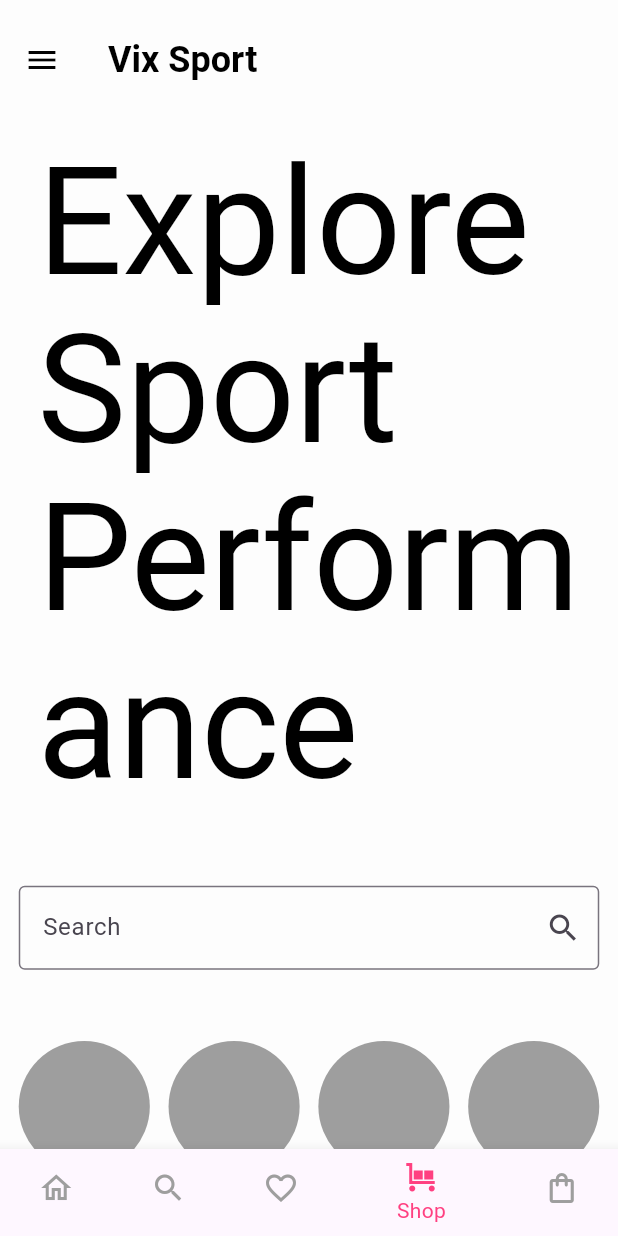
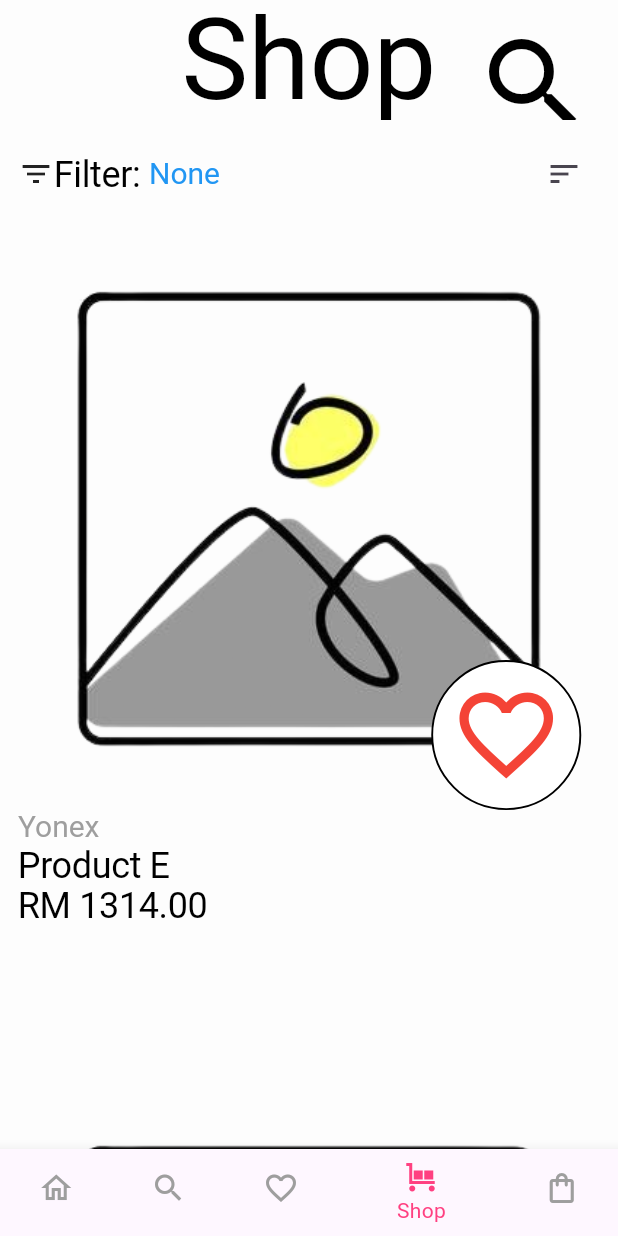
Before and after one commit to tamjh/BIM30603_project, a Flutter app: the HYMainScreen screen opened directly, item 4 of the bottom bar chosen, on a phone screen of 412 x 824 dp. Run offline on Flutter 3.47's test engine with Material 3 defaults, Android fonts, the phone set to English and light mode, and no system bars; our stand-ins replace dio, google_fonts; missing offline and left inert: bottom_sheet; Roboto replaces fonts that are missing (Tapestry).

Commit message:
shop page

```diff
--- a/lib/core/router/router.dart
+++ b/lib/core/router/router.dart
@@ -9,6 +9,7 @@ import 'package:project/ui/pages/payment/payment.dart';
 import 'package:project/ui/pages/register/register.dart';
 import 'package:project/ui/pages/search/search.dart';
 import 'package:project/ui/pages/shipping_info/shipping_info.dart';
+import 'package:project/ui/pages/shop/shop.dart';
 
 class HYRouter {
   static final String initialRoute = HYLogin.routeName;
@@ -24,6 +25,7 @@ class HYRouter {
     ShippingInfoScreen.routeName: (ctx) => ShippingInfoScreen(),
     EditAddress.routeName: (ctx) => EditAddress(),
     PaymentScreen.routeName: (ctx) => PaymentScreen(),
+    ShopScreen.routeName: (ctx) => ShopScreen()
   };
 
   static final RouteFactory generateRoute = (settings) => null;
--- a/lib/ui/pages/main/initialized.dart
+++ b/lib/ui/pages/main/initialized.dart
@@ -2,12 +2,13 @@ import 'package:flutter/material.dart';
 import 'package:project/ui/pages/cart/cart.dart';
 import 'package:project/ui/pages/home/home.dart';
 import 'package:project/ui/pages/search/search.dart';
+import 'package:project/ui/pages/shop/shop.dart';
 
 final List<Widget> pages = [
   HYHomeScreen(),
   SearchScreen(),
   HYHomeScreen(),
-  HYHomeScreen(),
+  ShopScreen(),
   CartScreen(),
 ];
 
--- /dev/null
+++ b/lib/ui/pages/shop/shop.dart
@@ -0,0 +1,27 @@
+import 'package:flutter/material.dart';
+import 'package:project/ui/pages/shop/shop_content.dart';
+import 'package:project/ui/shared/size_fit.dart';
+
+class ShopScreen extends StatelessWidget {
+  static final String routeName = "/shop";
+  const ShopScreen ({super.key});
+
+  @override
+  Widget build(BuildContext context) {
+    HYSizeFit.initialize();
+    return Scaffold(
+      appBar: AppBar(
+        title: Text("Shop", style: Theme.of(context).textTheme.displayLarge?.copyWith(fontSize: 60.px)),
+        centerTitle: true,
+        automaticallyImplyLeading: false,
+        actions: [
+          Padding(
+            padding: const EdgeInsets.all(8.0),
+            child: IconButton(onPressed: (){}, icon: Icon(Icons.search, size: 64.px,))
+          ),
+        ],
+      ),
+      body: ShopContent(),
+    );
+  }
+}
--- /dev/null
+++ b/lib/ui/pages/shop/shop_content.dart
@@ -0,0 +1,199 @@
+import 'package:bottom_sheet/bottom_sheet.dart';
+import 'package:flutter/material.dart';
+import 'package:project/ui/shared/size_fit.dart';
+
+class ShopContent extends StatefulWidget {
+  const ShopContent({super.key});
+
+  @override
+  _ShopContentState createState() => _ShopContentState();
+}
+
+class _ShopContentState extends State<ShopContent> {
+  String selectedFilter = "None";
+  String selectedSort = "None";
+
+  @override
+  Widget build(BuildContext context) {
+    final double _favRadius = 80.px;
+
+    return Column(
+      children: [
+        buildFilterSection(context),
+        Expanded(
+          child: Padding(
+            padding: const EdgeInsets.symmetric(horizontal: 12),
+            child: GridView.builder(
+              itemCount: 100,
+              gridDelegate: SliverGridDelegateWithMaxCrossAxisExtent(
+                maxCrossAxisExtent: 300.px,
+                mainAxisSpacing: 12.px,
+                crossAxisSpacing: 32.px,
+                childAspectRatio: 0.7,
+              ),
+              itemBuilder: (BuildContext ctx, int index) {
+                return buildItem(_favRadius, context);
+              },
+            ),
+          ),
+        ),
+      ],
+    );
+  }
+
+  Widget buildFilterSection(BuildContext ctx) {
+    return Padding(
+      padding: const EdgeInsets.all(12.0),
+      child: Row(
+        mainAxisAlignment: MainAxisAlignment.spaceBetween,
+        children: [
+          // Filter Button
+          Row(
+            children: [
+              Icon(Icons.filter_list),
+              Text(
+                "Filter: ",
+                style: Theme.of(ctx).textTheme.displayLarge,
+              ),
+
+            ],
+          ),
+          // Sort Button
+          Expanded(
+            child: Row(
+              mainAxisAlignment: MainAxisAlignment.spaceBetween,
+              children: [
+                Text(
+                  selectedSort,
+                  style: Theme.of(ctx).textTheme.displayMedium?.copyWith(color: Colors.blue),
+                ),
+                IconButton(
+                  icon: Icon(Icons.sort),
+                  onPressed: () {
+                    // Show Bottom Sheet for Sorting
+                    showFlexibleBottomSheet<void>(
+                      minHeight: 0.1,
+                      initHeight: 0.3,
+                      maxHeight: 0.5,
+                      context: ctx,
+                      builder: (context, scrollController, offset) {
+                        return _buildSortBottomSheet(context, scrollController);
+                      },
+                      anchors: [0.1, 0.3, 0.5],
+                    );
+                  },
+                ),
+
+              ],
+            ),
+          ),
+        ],
+      ),
+    );
+  }
+
+  Widget _buildSortBottomSheet(BuildContext context, ScrollController scrollController) {
+    return Material(
+      child: Container(
+        padding: EdgeInsets.all(16.px),
+        child: ListView(
+          controller: scrollController,
+          children: [
+            Text(
+              "Sort By",
+              style: Theme.of(context).textTheme.headlineSmall,
+            ),
+            Divider(),
+            ListTile(
+              title: Text("Price: Lowest to Highest"),
+              onTap: () {
+                setState(() {
+                  selectedSort = "Price: Lowest to Highest";
+                });
+                Navigator.pop(context);
+              },
+            ),
+            ListTile(
+              title: Text("Price: Highest to Lowest"),
+              onTap: () {
+                setState(() {
+                  selectedSort = "Price: Highest to Lowest";
+                });
+                Navigator.pop(context);
+              },
+            ),
+            ListTile(
+              title: Text("Popular"),
+              onTap: () {
+                setState(() {
+                  selectedSort = "Popular";
+                });
+                Navigator.pop(context);
+              },
+            ),
+            ListTile(
+              title: Text("Latest"),
+              onTap: () {
+                setState(() {
+                  selectedSort = "Latest";
+                });
+                Navigator.pop(context);
+              },
+            ),
+          ],
+        ),
+      ),
+    );
+  }
+
+  Container buildItem(double _favRadius, BuildContext context) {
+    return Container(
+      child: Column(
+        crossAxisAlignment: CrossAxisAlignment.start,
+        children: [
+          buildImageStack(_favRadius),
+          Text(
+            "Yonex",
+            style: Theme.of(context).textTheme.displayMedium?.copyWith(color: Colors.grey),
+          ),
+          Text("Product E", style: Theme.of(context).textTheme.displayLarge),
+          Text("RM 1314.00", style: Theme.of(context).textTheme.displayLarge),
+        ],
+      ),
+    );
+  }
+
+  Stack buildImageStack(double _favRadius) {
+    return Stack(
+      alignment: Alignment.bottomRight,
+      children: [
+        Image.asset("assets/images/ph.png"),
+        Positioned(
+          bottom: 0,
+          right: 10.px,
+          child: Container(
+            width: _favRadius,
+            height: _favRadius,
+            decoration: BoxDecoration(
+              shape: BoxShape.circle,
+              border: Border.all(color: Colors.black, width: 1.0.px),
+              color: Colors.white,
+            ),
+            child: Center(
+              child: IconButton(
+                onPressed: () {
+                  // Your onPressed functionality here
+                },
+                icon: Icon(
+                  Icons.favorite_outline,
+                  color: Colors.red,
+                  size: _favRadius - 20.0.px,
+                ),
+              ),
+            ),
+          ),
+        ),
+      ],
+    );
+  }
+}
--- a/pubspec.yaml
+++ b/pubspec.yaml
@@ -38,6 +38,7 @@ dependencies:
   provider: ^6.1.2
   dio: ^5.7.0
   google_fonts: ^6.2.1
+  bottom_sheet: ^4.0.4
 
 dev_dependencies:
   flutter_test:
```
Also changed, not shown: pubspec.lock.
